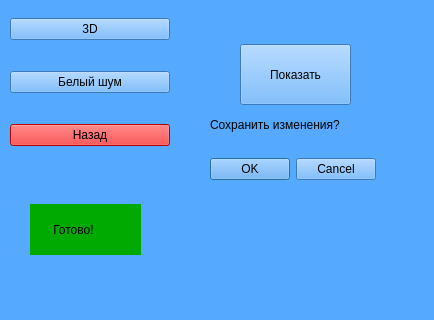
This is photomagicapp.ui in MartsinovichDanya/QtProject as Qt 5 draws it before an edit; both pictures show x 0 to 434 and y 206 to 526 of the 434 by 526 pixel window. The edited form follows.
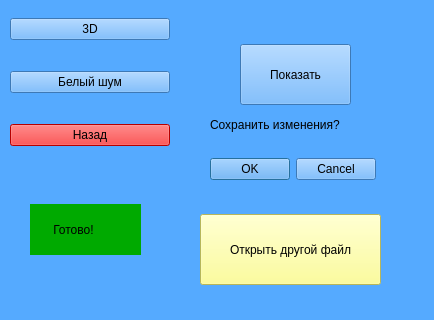
This is the edited form.

Commit message: Another bag fix + save picture buttons + open another file from app

What changed in the file:
```diff
--- a/photomagicapp.ui
+++ b/photomagicapp.ui
@@ -182,6 +182,22 @@
      <string>       Готово!</string>
     </property>
    </widget>
+   <widget class="QPushButton" name="OpenFileButton">
+    <property name="geometry">
+     <rect>
+      <x>200</x>
+      <y>420</y>
+      <width>181</width>
+      <height>71</height>
+     </rect>
+    </property>
+    <property name="styleSheet">
+     <string notr="true">background-color: rgb(255, 255, 127);</string>
+    </property>
+    <property name="text">
+     <string>Открыть другой файл</string>
+    </property>
+   </widget>
   </widget>
   <widget class="QStatusBar" name="statusbar"/>
  </widget>
```
The commit also changes 3 other files.
